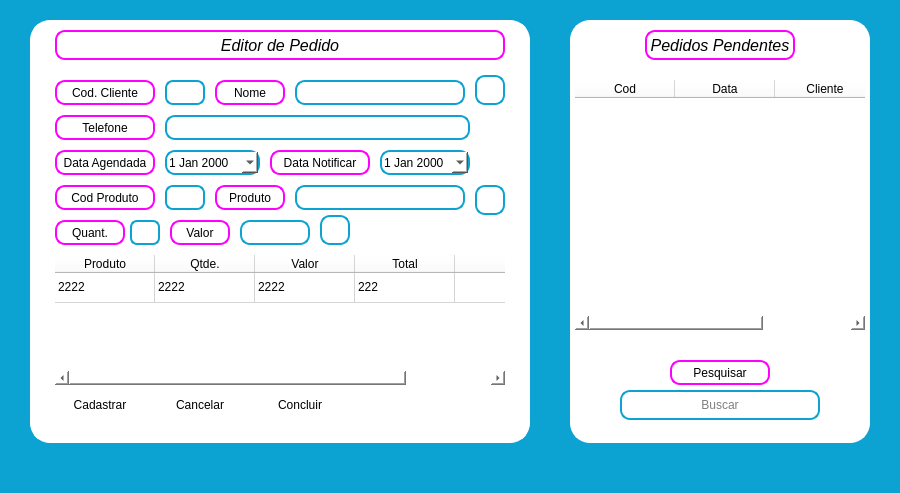
joaovilker/PDV, file Views/pedidos.ui: the form before one commit.
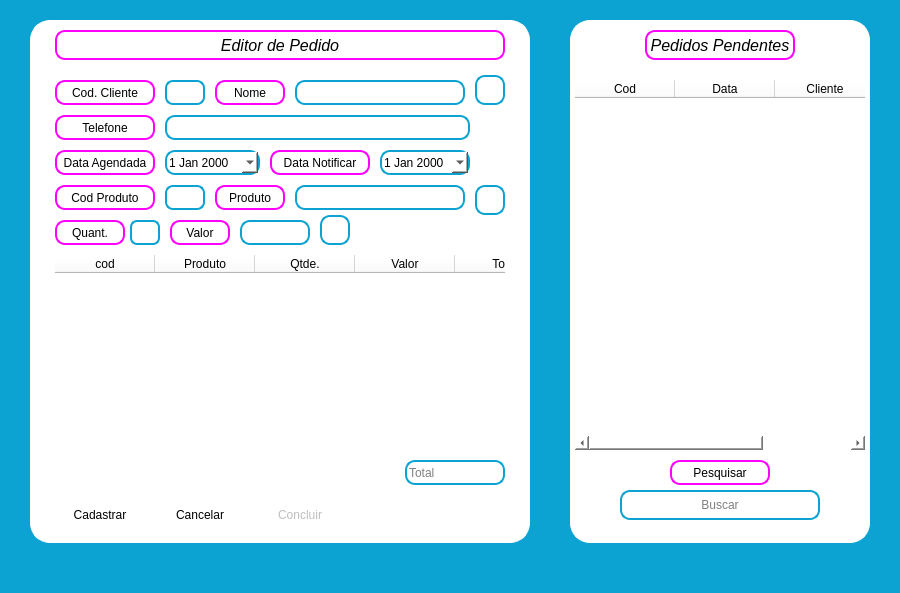
The form after the commit. Icons and pictures are not drawn.

Commit message: Secao Pedidos

Patch:
```diff
--- a/Views/pedidos.ui
+++ b/Views/pedidos.ui
@@ -7,7 +7,7 @@
     <x>0</x>
     <y>0</y>
     <width>900</width>
-    <height>493</height>
+    <height>593</height>
    </rect>
   </property>
   <property name="font">
@@ -33,7 +33,7 @@
      <x>0</x>
      <y>0</y>
      <width>900</width>
-     <height>493</height>
+     <height>593</height>
     </rect>
    </property>
    <property name="styleSheet">
@@ -51,7 +51,7 @@
       <x>30</x>
       <y>20</y>
       <width>500</width>
-      <height>423</height>
+      <height>523</height>
      </rect>
     </property>
     <property name="styleSheet">
@@ -444,12 +444,15 @@
        <x>25</x>
        <y>235</y>
        <width>450</width>
-       <height>130</height>
+       <height>200</height>
       </rect>
      </property>
      <property name="styleSheet">
       <string notr="true">background: #FFF; border: none; border-radius: 0</string>
      </property>
+     <property name="horizontalScrollBarPolicy">
+      <enum>Qt::ScrollBarAlwaysOff</enum>
+     </property>
      <property name="editTriggers">
       <set>QAbstractItemView::NoEditTriggers</set>
      </property>
@@ -468,11 +471,11 @@
      <attribute name="verticalHeaderVisible">
       <bool>false</bool>
      </attribute>
-     <row>
+     <column>
       <property name="text">
-       <string>New Row</string>
+       <string>cod</string>
       </property>
-     </row>
+     </column>
      <column>
       <property name="text">
        <string>Produto</string>
@@ -493,37 +496,12 @@
        <string>Total</string>
       </property>
      </column>
-     <column>
-      <property name="text">
-       <string/>
-      </property>
-     </column>
-     <item row="0" column="0">
-      <property name="text">
-       <string>2222</string>
-      </property>
-     </item>
-     <item row="0" column="1">
-      <property name="text">
-       <string>2222</string>
-      </property>
-     </item>
-     <item row="0" column="2">
-      <property name="text">
-       <string>2222</string>
-      </property>
-     </item>
-     <item row="0" column="3">
-      <property name="text">
-       <string>222</string>
-      </property>
-     </item>
     </widget>
     <widget class="QPushButton" name="bt_cadastrar_pedido">
      <property name="geometry">
       <rect>
        <x>25</x>
-       <y>370</y>
+       <y>480</y>
        <width>90</width>
        <height>30</height>
       </rect>
@@ -541,7 +519,7 @@
      <property name="geometry">
       <rect>
        <x>125</x>
-       <y>370</y>
+       <y>480</y>
        <width>90</width>
        <height>30</height>
       </rect>
@@ -612,10 +590,13 @@
      </property>
     </widget>
     <widget class="QPushButton" name="bt_concluir_pedido">
+     <property name="enabled">
+      <bool>false</bool>
+     </property>
      <property name="geometry">
       <rect>
        <x>225</x>
-       <y>370</y>
+       <y>480</y>
        <width>90</width>
        <height>30</height>
       </rect>
@@ -786,6 +767,34 @@
       <bool>true</bool>
      </property>
     </widget>
+    <widget class="QLineEdit" name="tx_total_pedido">
+     <property name="geometry">
+      <rect>
+       <x>375</x>
+       <y>440</y>
+       <width>100</width>
+       <height>25</height>
+      </rect>
+     </property>
+     <property name="font">
+      <font>
+       <family>Segoe UI</family>
+      </font>
+     </property>
+     <property name="styleSheet">
+      <string notr="true">color: #FFF;
+border: 2px solid #0CA3D2;
+border-radius:10px;
+background: #FFF;
+color: #000</string>
+     </property>
+     <property name="readOnly">
+      <bool>true</bool>
+     </property>
+     <property name="placeholderText">
+      <string>Total</string>
+     </property>
+    </widget>
    </widget>
    <widget class="QFrame" name="ct_frame_pedidos_pendente">
     <property name="geometry">
@@ -793,7 +802,7 @@
       <x>570</x>
       <y>20</y>
       <width>300</width>
-      <height>423</height>
+      <height>523</height>
      </rect>
     </property>
     <property name="styleSheet">
@@ -846,7 +855,7 @@
        <x>5</x>
        <y>60</y>
        <width>290</width>
-       <height>250</height>
+       <height>370</height>
       </rect>
      </property>
      <property name="font">
@@ -883,7 +892,7 @@
      <property name="geometry">
       <rect>
        <x>50</x>
-       <y>370</y>
+       <y>470</y>
        <width>200</width>
        <height>30</height>
       </rect>
@@ -906,7 +915,7 @@
      <property name="geometry">
       <rect>
        <x>100</x>
-       <y>340</y>
+       <y>440</y>
        <width>100</width>
        <height>25</height>
       </rect>
```
Left out of the diff: 15 changed lines with no effect on the pictures. The commit also changes 6 other files.
